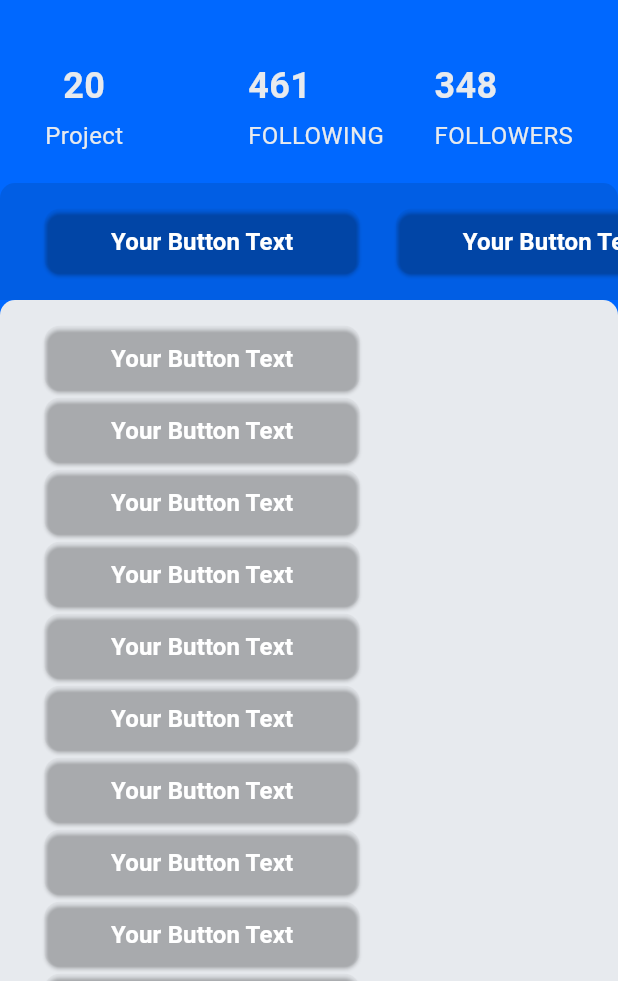
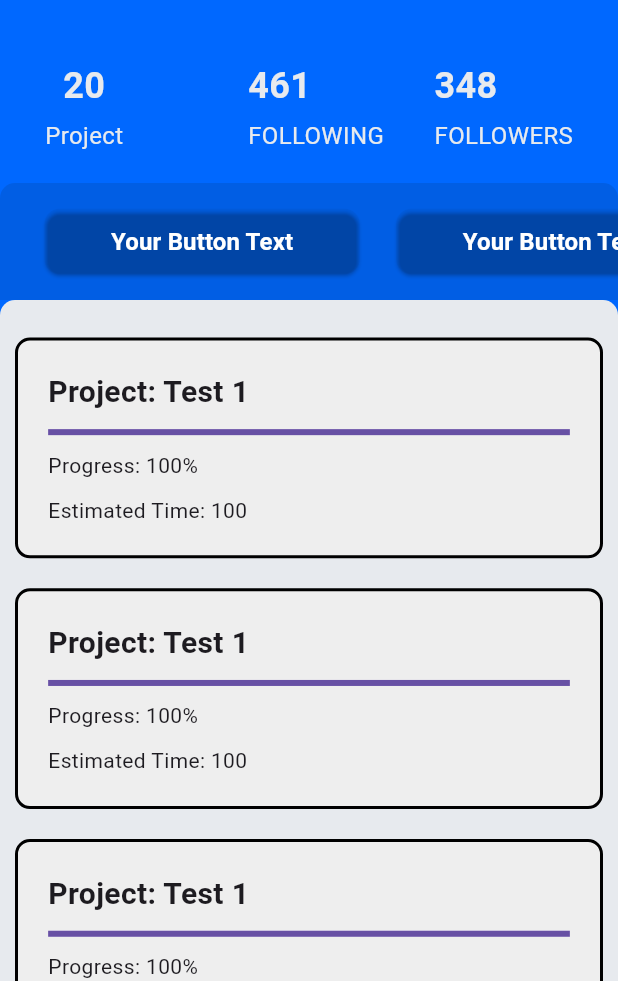
Before and after one commit to Adam-Ghazy/client_portal, a Flutter app: the HomePage screen opened directly, on a phone screen of 412 x 824 dp, the part 255-1236 px from its top. Run offline on Flutter 3.47's test engine with Material 3 defaults, Android fonts, the phone set to English and light mode, and no system bars; our stand-ins replace google_fonts; network calls fail.

Commit message:
content progress

```diff
--- a/lib/pages/home/home_page.dart
+++ b/lib/pages/home/home_page.dart
@@ -192,6 +192,49 @@ class HomePage extends StatelessWidget {
       );
     }
 
+    Widget progressClient() {
+      double screenWidth = MediaQuery.of(context).size.width;
+
+      return Padding(
+        padding: const EdgeInsets.all(10),
+        child: Container(
+          width: screenWidth -
+              20, // Lebar container disesuaikan dengan lebar layar
+          padding: EdgeInsets.all(10),
+          decoration: BoxDecoration(
+            color: Colors.grey[200],
+            border: Border.all(
+              color: Colors.black,
+              width: 2.0,
+            ),
+            borderRadius: BorderRadius.circular(10),
+          ),
+          child: const Padding(
+            padding: EdgeInsets.all(10.10),
+            child: Column(
+              crossAxisAlignment: CrossAxisAlignment.start,
+              children: [
+                Text(
+                  'Project: Test 1',
+                  style: TextStyle(
+                    fontSize: 20.0,
+                    fontWeight: FontWeight.bold,
+                  ),
+                ),
+                SizedBox(height: 10.0),
+                LinearProgressIndicator(
+                    value: 1.0), // Ubah nilai progres sesuai kebutuhan
+                SizedBox(height: 10.0),
+                Text('Progress: 100%'),
+                SizedBox(height: 10.0),
+                Text('Estimated Time: 100'),
+              ],
+            ),
+          ),
+        ),
+      );
+    }
+
     return Scaffold(
       backgroundColor: primaryColor,
       appBar: AppBar(
@@ -295,101 +338,19 @@ class HomePage extends StatelessWidget {
                         children: List.generate(1, (index) {
                           return Padding(
                             padding: const EdgeInsets.symmetric(
-                              horizontal: 30,
                               vertical: 15,
                             ),
                             child: Column(
                               crossAxisAlignment: CrossAxisAlignment.start,
                               children: [
-                                headerButton(),
-                                const SizedBox(
-                                  width: 25,
+                                Column(
+                                  children: [
+                                    progressClient(),
+                                    progressClient(),
+                                    progressClient(),
+                                    progressClient(),
+                                  ],
                                 ),
-                                headerButton(),
-                                const SizedBox(
-                                  width: 25,
-                                ),
-                                headerButton(),
-                                const SizedBox(
-                                  width: 25,
-                                ),
-                                headerButton(),
-                                const SizedBox(
-                                  width: 25,
-                                ),
-                                headerButton(),
-                                const SizedBox(
-                                  width: 25,
-                                ),
-                                headerButton(),
-                                const SizedBox(
-                                  width: 25,
-                                ),
-                                headerButton(),
-                                const SizedBox(
-                                  width: 25,
-                                ),
-                                headerButton(),
-                                const SizedBox(
-                                  width: 25,
-                                ),
-                                headerButton(),
-                                const SizedBox(
-                                  width: 25,
-                                ),
-                                headerButton(),
-                                const SizedBox(
-                                  width: 25,
-                                ),
-                                headerButton(),
-                                const SizedBox(
-                                  width: 25,
-                                ),
-                                headerButton(),
-                                const SizedBox(
-                                  width: 25,
-                                ),
-                                headerButton(),
-                                const SizedBox(
-                                  width: 25,
-                                ),
-                                headerButton(),
-                                const SizedBox(
-                                  width: 25,
-                                ),
-                                headerButton(),
-                                const SizedBox(
-                                  width: 25,
-                                ),
-                                headerButton(),
-                                const SizedBox(
-                                  width: 25,
-                                ),
-                                headerButton(),
-                                const SizedBox(
-                                  width: 25,
-                                ),
-                                headerButton(),
-                                const SizedBox(
-                                  width: 25,
-                                ),
-                                headerButton(),
-                                const SizedBox(
-                                  width: 25,
-                                ),
-                                headerButton(),
-                                const SizedBox(
-                                  width: 25,
-                                ),
-                                headerButton(),
-                                const SizedBox(
-                                  width: 25,
-                                ),
-                                headerButton(),
-                                const SizedBox(
-                                  width: 25,
-                                ),
-                                headerButton(),
                               ],
                             ),
                           );
```
